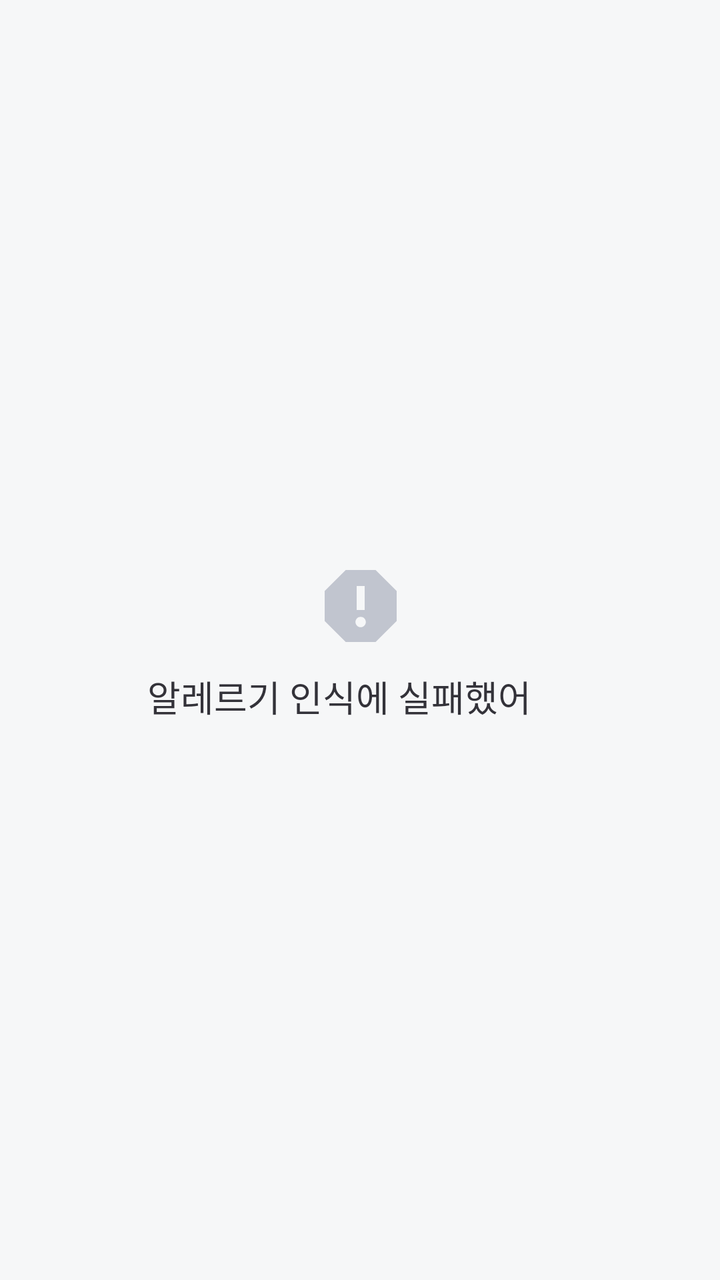
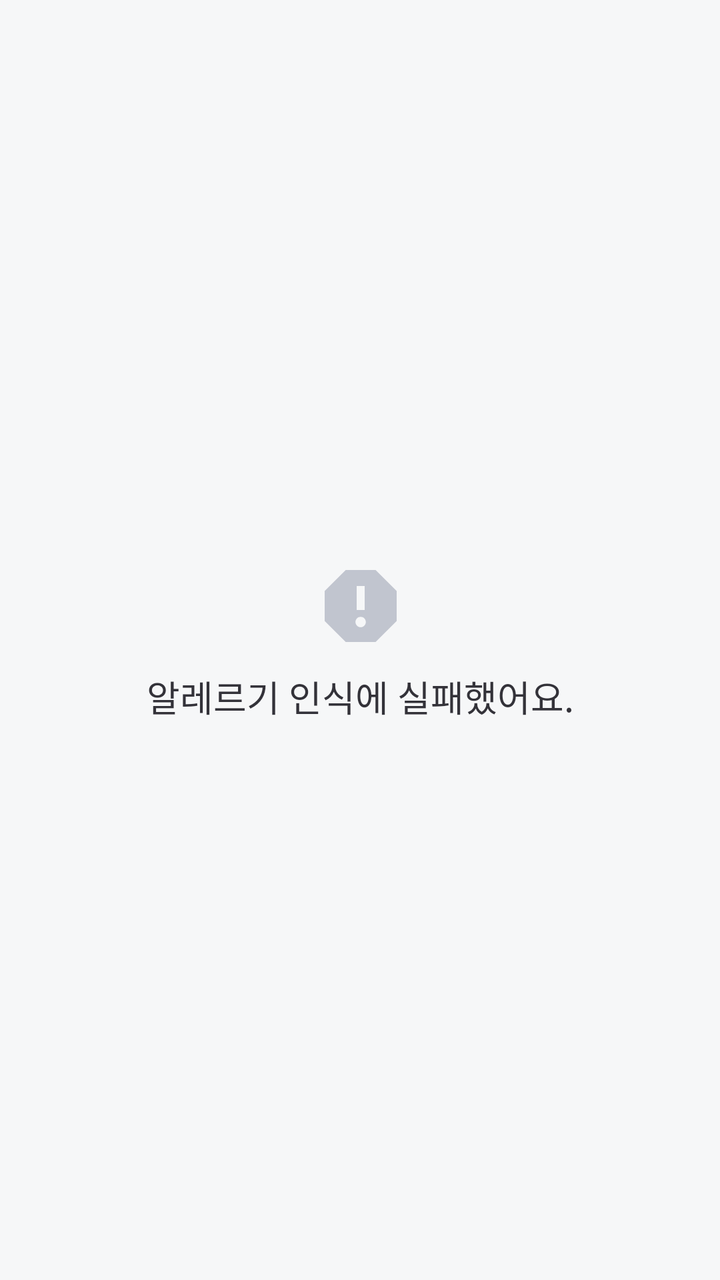

Compare the two renders of this Android layout. The source of the first and the diff that turns it into the second are given below.
<!-- AndroidManifest.xml: application theme Theme.BeYourEyes -->
<!-- res/layout/fragment_result_fail.xml -->
<?xml version="1.0" encoding="utf-8"?>
<androidx.constraintlayout.widget.ConstraintLayout xmlns:android="http://schemas.android.com/apk/res/android"
    xmlns:app="http://schemas.android.com/apk/res-auto"
    xmlns:tools="http://schemas.android.com/tools"
    android:layout_width="match_parent"
    android:layout_height="148dp"
    android:background="@color/gray_50"
    tools:context=".ResultFailFragment">

    


    <androidx.constraintlayout.widget.ConstraintLayout
        android:id="@+id/groupLayout"
        android:layout_width="213dp"
        android:layout_height="82dp"
        app:layout_constraintBottom_toBottomOf="parent"
        app:layout_constraintEnd_toEndOf="parent"
        app:layout_constraintStart_toStartOf="parent"
        app:layout_constraintTop_toTopOf="parent">

        <ImageView
            android:id="@+id/result_fail_image"
            android:layout_width="48dp"
            android:layout_height="48dp"
            app:layout_constraintEnd_toEndOf="@+id/groupLayout"
            app:layout_constraintStart_toStartOf="@+id/groupLayout"
            app:layout_constraintTop_toTopOf="parent"
            app:srcCompat="@drawable/ic_result_fail_48" />

        <TextView
            android:id="@+id/textView"
            android:layout_width="wrap_content"
            android:layout_height="wrap_content"
            android:layout_marginTop="8dp"
            android:fontFamily="@font/wanted_sans_semi_bold"
            android:text="@string/result_fail_text"
            android:textColor="@color/gray_950"
            android:textSize="18sp"
            app:layout_constraintEnd_toEndOf="@+id/groupLayout"
            app:layout_constraintStart_toStartOf="@+id/groupLayout"
            app:layout_constraintTop_toBottomOf="@+id/result_fail_image" />
    </androidx.constraintlayout.widget.ConstraintLayout>

</androidx.constraintlayout.widget.ConstraintLayout>
<!-- resources referenced by this layout -->
<resources>
  <color name="gray_50">#F6F7F8</color>
  <color name="gray_950">#333239</color>
  <!-- drawable ic_result_fail_48 (drawable) -->
  <vector xmlns:android="http://schemas.android.com/apk/res/android"
      android:width="48dp"
      android:height="48dp"
      android:viewportWidth="48"
      android:viewportHeight="48">
    <path
        android:pathData="M31.46,6H16.54L6,16.54V31.46L16.54,42H31.46L42,31.46V16.54L31.46,6ZM24,34.6C22.56,34.6 21.4,33.44 21.4,32C21.4,30.56 22.56,29.4 24,29.4C25.44,29.4 26.6,30.56 26.6,32C26.6,33.44 25.44,34.6 24,34.6ZM26,26H22V14H26V26Z"
        android:fillColor="#C1C5CF"/>
  </vector>
  <string name="result_fail_text">알레르기 인식에 실패했어요.</string>
  <style name="Theme.BeYourEyes" parent="Theme.MaterialComponents.Light.NoActionBar">
          
          <item name="colorPrimary">@color/blue_500</item>
          <item name="colorPrimaryVariant">@color/blue_700</item>
          <item name="colorOnPrimary">@color/white</item>
          
          <item name="colorSecondary">@color/teal_200</item>
          <item name="colorSecondaryVariant">@color/teal_700</item>
          <item name="colorOnSecondary">@color/black</item>
          
          <item name="android:statusBarColor">@color/gray_50</item>
          <item name="android:windowLightStatusBar">true</item>
          <item name="android:navigationBarColor">@color/gray_50</item>
          
          <item name="chipStyle">@style/TextChipStyle</item>
      </style>
  <color name="blue_500">#3379FE</color>
  <color name="blue_700">#1543E0</color>
  <color name="white">#FFFFFF</color>
  <color name="teal_200">#FF03DAC5</color>
  <color name="teal_700">#FF018786</color>
  <color name="black">#FF000000</color>
  <style name="TextChipStyle" parent="Widget.MaterialComponents.Chip.Choice">
          <item name="chipCornerRadius">10dp</item>
          <item name="chipMinHeight">58dp</item>
          <item name="chipBackgroundColor">@color/chip_bg_color</item>
          <item name="android:textColor">@color/chip_text_color</item>
          <item name="chipStrokeColor">@color/chip_stroke_color</item>
          <item name="chipStrokeWidth">2dp</item>
          <item name="android:textAlignment">center</item>
          <item name="fontFamily">@font/wanted_sans_semi_bold</item>
          <item name="android:textSize">16sp</item>
          <item name="android:paddingTop">14dp</item>
          <item name="android:paddingBottom">14dp</item>
      </style>
</resources>

<!-- the commit's change to res/layout/fragment_result_fail.xml (unified diff, before → after) -->
@@ -5,15 +5,15 @@
     android:layout_width="match_parent"
     android:layout_height="148dp"
     android:background="@color/gray_50"
-    tools:context=".ResultFailFragment">
+    tools:context=".ui.foodDetail.ResultFailFragment">
 
     
 
 
     <androidx.constraintlayout.widget.ConstraintLayout
         android:id="@+id/groupLayout"
-        android:layout_width="213dp"
-        android:layout_height="82dp"
+        android:layout_width="wrap_content"
+        android:layout_height="wrap_content"
         app:layout_constraintBottom_toBottomOf="parent"
         app:layout_constraintEnd_toEndOf="parent"
         app:layout_constraintStart_toStartOf="parent"
